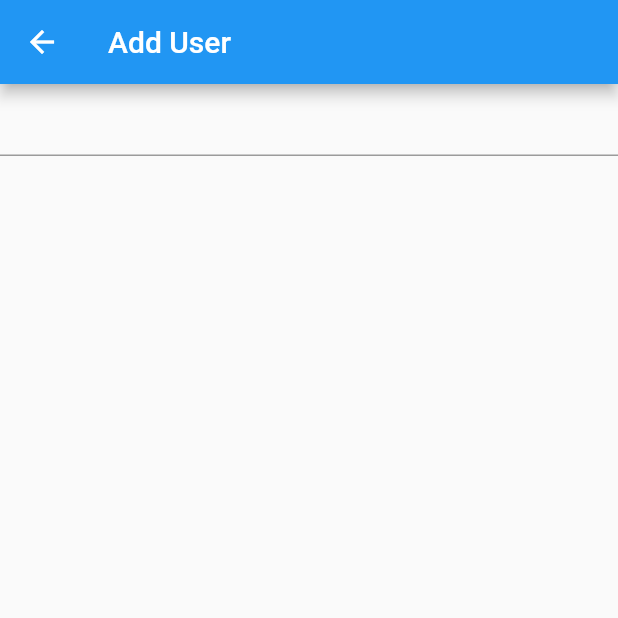
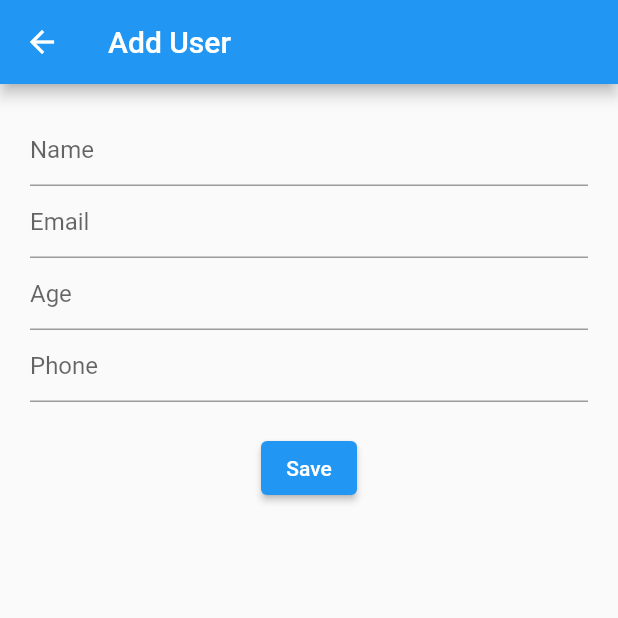
Before and after one commit to PoornaSenadheera100/Flutter-App_with_Firebase, a Flutter app: the screen it shows after launch, after a tap on "Add User", on a phone screen of 412 x 824 dp, the top half of it. Run offline on Flutter 3.47's test engine with Material 2 defaults, Android fonts, the phone set to English and light mode, and no system bars; our stand-ins replace cloud_firestore, firebase_core, fluttertoast; accounts and stored records are empty.

Commit message:
User adding function implemented

```diff
--- a/lib/main.dart
+++ b/lib/main.dart
@@ -1,7 +1,10 @@
 import 'package:firebase_app/screens/menu_screen.dart';
 import 'package:flutter/material.dart';
+import 'package:firebase_core/firebase_core.dart';
 
-void main(){
+Future<void> main() async {
+  WidgetsFlutterBinding.ensureInitialized();
+  await Firebase.initializeApp();
   runApp(const FirebaseApp());
 }
 
--- a/lib/screens/add_user_screen.dart
+++ b/lib/screens/add_user_screen.dart
@@ -1,9 +1,42 @@
+import 'package:firebase_app/models/response.dart';
+import 'package:firebase_app/services/crud_service.dart';
 import 'package:flutter/material.dart';
+import 'package:fluttertoast/fluttertoast.dart';
 
 class AddUserScreen extends StatelessWidget {
   final GlobalKey<FormState> _formKey = GlobalKey<FormState>();
+  late String _name;
+  late String _email;
+  late int _age;
+  late String _phone;
 
   AddUserScreen({super.key});
+
+  String? _validateRequired(String text){
+    if(text == ''){
+      return "Field is required!";
+    }
+    return null;
+  }
+
+  Future<void> _onTapSaveBtn(BuildContext context) async {
+    if(_formKey.currentState!.validate()){
+      _formKey.currentState?.save();
+      Response res = await FirebaseCrud.addUser(_name, _email, _age, _phone);
+      if(res.code == 200){
+        Fluttertoast.showToast(
+            msg: "User Added!",
+            toastLength: Toast.LENGTH_SHORT,
+            gravity: ToastGravity.CENTER,
+            timeInSecForIosWeb: 1,
+            backgroundColor: Colors.red,
+            textColor: Colors.white,
+            fontSize: 16.0
+        );
+        Navigator.of(context).pop(AddUserScreen());
+      }
+    }
+  }
 
   @override
   Widget build(BuildContext context) {
@@ -15,9 +48,58 @@ class AddUserScreen extends StatelessWidget {
         child: Form(
           key: _formKey,
           child: Center(
-            child: Column(
-              mainAxisAlignment: MainAxisAlignment.center,
-              children: [TextFormField()],
+            child: Padding(
+              padding: const EdgeInsets.symmetric(horizontal: 20.0, vertical: 20.0),
+              child: Column(
+                mainAxisAlignment: MainAxisAlignment.center,
+                children: [
+                  TextFormField(
+                    decoration: InputDecoration(hintText: "Name"),
+                    onSaved: (text) {
+                      _name = text!;
+                    },
+                    validator: (text){
+                      return _validateRequired(text!);
+                    },
+                  ),
+                  TextFormField(
+                    decoration: InputDecoration(hintText: "Email"),
+                    onSaved: (text){
+                      _email = text!;
+                    },
+                    validator: (text){
+                      return _validateRequired(text!);
+                    },
+                  ),
+                  TextFormField(
+                    decoration: InputDecoration(hintText: "Age"),
+                    onSaved: (text){
+                      _age = int.parse(text!);
+                    },
+                    validator: (text){
+                      return _validateRequired(text!);
+                    },
+                  ),
+                  TextFormField(
+                    decoration: InputDecoration(hintText: "Phone"),
+                    onSaved: (text){
+                      _phone = text!;
+                    },
+                    validator: (text){
+                      return _validateRequired(text!);
+                    },
+                  ),
+                  Padding(
+                    padding: const EdgeInsets.only(top: 20.0),
+                    child: ElevatedButton(
+                      onPressed: () {
+                        _onTapSaveBtn(context);
+                      },
+                      child: const Text("Save"),
+                    ),
+                  ),
+                ],
+              ),
             ),
           ),
         ),
--- a/pubspec.yaml
+++ b/pubspec.yaml
@@ -36,6 +36,8 @@ dependencies:
   # Use with the CupertinoIcons class for iOS style icons.
   cupertino_icons: ^1.0.2
   cloud_firestore: ^4.8.4
+  firebase_core: ^2.15.0
+  fluttertoast: ^8.2.2
 
 dev_dependencies:
   flutter_test:
```
Also changed, not shown: pubspec.lock.
